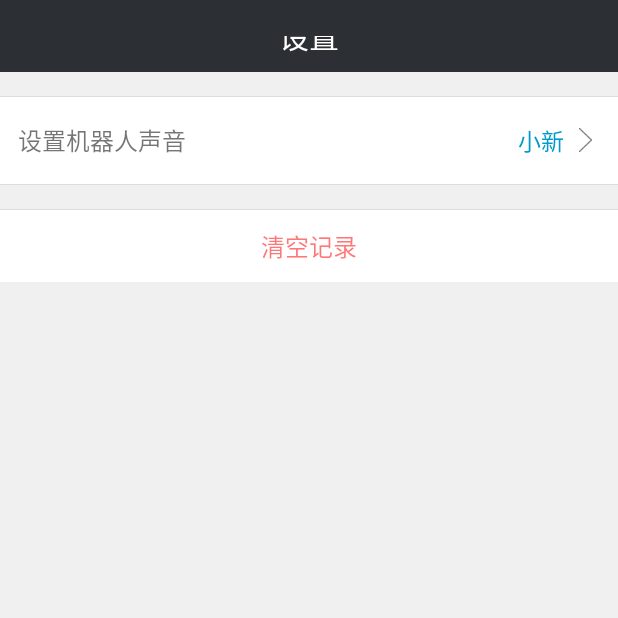
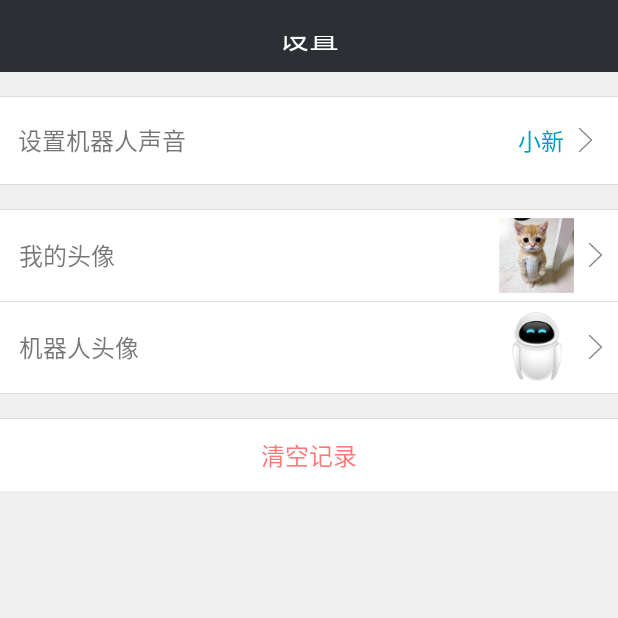
Before and after one commit to moonsharp/TalkRobot, an Android app: the screen it shows after launch (SettingActivity), after a tap on an icon or button, on a phone screen of 412 x 824 dp, the top half of it. Run offline under Robolectric (Android 15) with nearby library versions, the phone set to English and light mode, and no system bars; libraries missing offline, so code that uses them is left out: rx.android.schedulers, rx.schedulers; 1 statement that could not run was skipped.

Commit message:
增加聊天记录自动保存的功能

```diff
--- a/app/src/main/AndroidManifest.xml
+++ b/app/src/main/AndroidManifest.xml
@@ -29,7 +29,8 @@
         android:label="@string/app_name"
         android:supportsRtl="true"
         android:theme="@style/AppTheme">
-        <activity android:name=".ui.activity.TalkActivity">
+        <activity android:name=".ui.activity.TalkActivity"
+            android:windowSoftInputMode="stateHidden|stateAlwaysHidden">
             <intent-filter>
                 <action android:name="android.intent.action.MAIN" />
 
--- a/app/src/main/java/kk/qisheng/talkrobot/net/ExceptionEngine.java
+++ b/app/src/main/java/kk/qisheng/talkrobot/net/ExceptionEngine.java
@@ -31,7 +31,7 @@ public class ExceptionEngine {
 
         if (e instanceof UnknownHostException) {
             ex = new ApiException(e, ERROR.HTTP_ERROR);
-            ex.message = "你的网络开小差了，请检查一下...";  //网络错误
+            ex.message = "你的网络开小差了，检查一下吧...";  //网络错误
             return ex;
 
         } else if (e instanceof HttpException) {             //HTTP错误
@@ -47,7 +47,7 @@ public class ExceptionEngine {
                 case BAD_GATEWAY:
                 case SERVICE_UNAVAILABLE:
                 default:
-                    ex.message = "你的网络开小差了，请检查一下...";  //均视为网络错误
+                    ex.message = "你的网络开小差了，检查一下吧...";  //均视为网络错误
                     break;
             }
             return ex;
@@ -68,7 +68,7 @@ public class ExceptionEngine {
 
         } else if (e instanceof ConnectException) {
             ex = new ApiException(e, ERROR.NETWORD_ERROR);
-            ex.message = "你的网络开小差了，请检查一下...";  //连接失败
+            ex.message = "你的网络开小差了，检查一下吧...";  //连接失败
             return ex;
 
         } else {
--- a/app/src/main/java/kk/qisheng/talkrobot/net/RetrofitHelper.java
+++ b/app/src/main/java/kk/qisheng/talkrobot/net/RetrofitHelper.java
@@ -47,7 +47,7 @@ public class RetrofitHelper {
         if (mService == null) {
             new RetrofitHelper();
         }
-        return mService.getRobotResponse(AppConfig.JUHE_APP_KEY, info)
+        return mService.getRobotResponse(AppConfig.JUHE_APP_KEY,info)
                 .map(new ServerResponseFunc<JuheResult>())
                 .onErrorResumeNext(new HttpResponseFunc<JuheResult>());
     }
--- a/app/src/main/java/kk/qisheng/talkrobot/ui/MyApplication.java
+++ b/app/src/main/java/kk/qisheng/talkrobot/ui/MyApplication.java
@@ -1,18 +1,29 @@
 package kk.qisheng.talkrobot.ui;
 
 import android.app.Application;
+import android.content.Context;
 
 import com.iflytek.cloud.SpeechConstant;
 import com.iflytek.cloud.SpeechUtility;
+
+import kk.qisheng.talkrobot.db.GreenDaoManager;
 
 /**
  * Created by KkQisheng on 2017/1/13.
  */
 public class MyApplication extends Application {
 
+    public static Context context;
+
     @Override
     public void onCreate() {
         super.onCreate();
+        context = getApplicationContext();
         SpeechUtility.createUtility(getApplicationContext(), SpeechConstant.APPID + "=5878a903");
     }
+
+    public static Context getContext() {
+        return context;
+    }
+
 }
--- a/app/src/main/java/kk/qisheng/talkrobot/ui/activity/TalkActivity.java
+++ b/app/src/main/java/kk/qisheng/talkrobot/ui/activity/TalkActivity.java
@@ -1,5 +1,6 @@
 package kk.qisheng.talkrobot.ui.activity;
 
+import android.app.Activity;
 import android.content.Intent;
 import android.text.Editable;
 import android.text.TextUtils;
@@ -21,8 +22,9 @@ import java.util.Collections;
 import java.util.Comparator;
 
 import kk.qisheng.talkrobot.R;
-import kk.qisheng.talkrobot.bean.TalkMsg;
 import kk.qisheng.talkrobot.config.AppConfig;
+import kk.qisheng.talkrobot.db.DaoHelper;
+import kk.qisheng.talkrobot.db.TalkMsg;
 import kk.qisheng.talkrobot.mvp.contact.JuheContact;
 import kk.qisheng.talkrobot.mvp.presenter.JuhePresenter;
 import kk.qisheng.talkrobot.ui.adapter.TalkListAdapter;
@@ -42,25 +44,23 @@ public class TalkActivity extends BaseActivity implements View.OnClickListener,
 
     private TalkListAdapter mAdapter;
     private ArrayList<TalkMsg> mTalkList = new ArrayList<>();
+    private ArrayList<TalkMsg> mDbList = new ArrayList<>();
 
     private String mMyMsg;
     private long mFirstTime;
     private LoadingDialog mLoading;
     private JuhePresenter mPresenter;
+    private DaoHelper<TalkMsg> mDaoHelper;
 
     @Override
     public void setContentLayout() {
         setContentView(R.layout.activity_talk);
 
+        initView();
         initData();
-        initView();
-        setData();
         initPresenter();
     }
 
-    private void initData() {
-        mAdapter = new TalkListAdapter(this, mTalkList);
-    }
 
     private void initView() {
         mLoading = new LoadingDialog(this, "机器人思考中...");
@@ -74,13 +74,15 @@ public class TalkActivity extends BaseActivity implements View.OnClickListener,
         tvSend.setOnClickListener(this);
         ivSpeak.setOnClickListener(this);
         findViewById(R.id.iv_setting).setOnClickListener(this);
-
-//        InputMethodManager imm = (InputMethodManager) getSystemService(Context.INPUT_METHOD_SERVICE);
-//        imm.hideSoftInputFromWindow(getWindow().getDecorView().getWindowToken(), 0);
     }
 
-    private void setData() {
+    private void initData() {
+        mDaoHelper = new DaoHelper<>();
+        mDbList = (ArrayList<TalkMsg>) mDaoHelper.listAll(TalkMsg.class);
+        if (mDbList != null && mDbList.size() > 0) mTalkList = mDbList;
+        mAdapter = new TalkListAdapter(this, mTalkList);
         lvTalk.setAdapter(mAdapter);
+        notifyDataChange(mTalkList);
     }
 
     private void initPresenter() {
@@ -106,9 +108,18 @@ public class TalkActivity extends BaseActivity implements View.OnClickListener,
                 showSpeakDialog();
                 break;
             case R.id.iv_setting:
-                startActivity(new Intent(this, SettingActivity.class));
+                startActivityForResult(new Intent(this, SettingActivity.class), 0x001);
                 break;
 
+        }
+    }
+
+    @Override
+    protected void onActivityResult(int requestCode, int resultCode, Intent data) {
+        super.onActivityResult(requestCode, resultCode, data);
+        if (requestCode == 0x001 && resultCode == Activity.RESULT_OK) {
+            mTalkList = new ArrayList<>();
+            notifyDataChange(mTalkList);
         }
     }
 
@@ -168,7 +179,7 @@ public class TalkActivity extends BaseActivity implements View.OnClickListener,
 
         mTalkList.add(talkMsg);
         notifyDataChange(mTalkList);
-        lvTalk.setSelection(mTalkList.size() - 1);
+        mDaoHelper.insert(talkMsg);
     }
 
     private void notifyDataChange(ArrayList<TalkMsg> list) {
@@ -178,7 +189,11 @@ public class TalkActivity extends BaseActivity implements View.OnClickListener,
                 return lhs.getTime() - rhs.getTime();
             }
         });
-        mAdapter.notifyDataSetChanged();
+        LogUtils.d("notifyDataChange: " + mTalkList.size());
+        mAdapter.refreshData(list);
+        if (mTalkList.size() > 0) {
+            lvTalk.setSelection(mTalkList.size() - 1);
+        }
     }
 
 
--- a/app/src/main/java/kk/qisheng/talkrobot/ui/adapter/TalkListAdapter.java
+++ b/app/src/main/java/kk/qisheng/talkrobot/ui/adapter/TalkListAdapter.java
@@ -12,8 +12,8 @@ import android.widget.TextView;
 import java.util.ArrayList;
 
 import kk.qisheng.talkrobot.R;
-import kk.qisheng.talkrobot.bean.TalkMsg;
 import kk.qisheng.talkrobot.config.AppConfig;
+import kk.qisheng.talkrobot.db.TalkMsg;
 
 /**
  * Created by KkQisheng on 2017/1/13.
@@ -28,6 +28,11 @@ public class TalkListAdapter extends BaseAdapter {
         super();
         this.mContext = context;
         this.mData = list;
+    }
+
+    public void refreshData(ArrayList<TalkMsg> list) {
+        mData = list;
+        notifyDataSetChanged();
     }
 
     @Override
--- a/app/src/main/res/layout/activity_setting.xml
+++ b/app/src/main/res/layout/activity_setting.xml
@@ -51,6 +51,80 @@
 
     <include layout="@layout/include_common_line3" />
 
+    <RelativeLayout
+        android:id="@+id/rl_my_hdader"
+        android:layout_width="match_parent"
+        android:layout_height="wrap_content"
+        android:background="@drawable/selector_white_gray"
+        android:padding="5dp">
+
+        <TextView
+            android:layout_width="wrap_content"
+            android:layout_height="wrap_content"
+            android:layout_centerVertical="true"
+            android:paddingLeft="7dp"
+            android:text="我的头像"
+            android:textSize="16sp" />
+
+        <ImageView
+            android:id="@+id/iv_my_header"
+            android:layout_width="50dp"
+            android:layout_height="50dp"
+            android:layout_centerVertical="true"
+            android:layout_toLeftOf="@+id/iv_me_next"
+            android:src="@drawable/header_me" />
+
+        <ImageView
+            android:id="@+id/iv_me_next"
+            android:layout_width="wrap_content"
+            android:layout_height="wrap_content"
+            android:layout_alignParentRight="true"
+            android:layout_centerVertical="true"
+            android:paddingLeft="10dp"
+            android:paddingRight="5dp"
+            android:src="@drawable/arrow_next" />
+    </RelativeLayout>
+
+    <include layout="@layout/include_common_line" />
+
+    <RelativeLayout
+        android:id="@+id/rl_robot_hdader"
+        android:layout_width="match_parent"
+        android:layout_height="wrap_content"
+        android:background="@drawable/selector_white_gray"
+        android:padding="5dp">
+
+        <TextView
+            android:layout_width="wrap_content"
+            android:layout_height="wrap_content"
+            android:layout_centerVertical="true"
+            android:paddingLeft="7dp"
+            android:text="机器人头像"
+            android:textSize="16sp" />
+
+        <ImageView
+            android:id="@+id/iv_robot_header"
+            android:layout_width="50dp"
+            android:layout_height="50dp"
+            android:layout_centerVertical="true"
+            android:layout_toLeftOf="@+id/iv_robot_next"
+            android:src="@drawable/header_robot" />
+
+        <ImageView
+            android:id="@+id/iv_robot_next"
+            android:layout_width="wrap_content"
+            android:layout_height="wrap_content"
+            android:layout_alignParentRight="true"
+            android:layout_centerVertical="true"
+            android:paddingLeft="10dp"
+            android:paddingRight="5dp"
+            android:src="@drawable/arrow_next" />
+    </RelativeLayout>
+
+    <include layout="@layout/include_common_line" />
+
+
+    <include layout="@layout/include_common_line3" />
     <TextView
         android:id="@+id/tv_clear"
         android:layout_width="match_parent"
--- a/app/src/main/res/layout/activity_talk.xml
+++ b/app/src/main/res/layout/activity_talk.xml
@@ -82,7 +82,7 @@
     <ListView
         android:id="@+id/lv_talk"
         android:layout_width="match_parent"
-        android:layout_height="wrap_content"
+        android:layout_height="match_parent"
         android:layout_above="@id/ll_bottom"
         android:layout_below="@id/rl_title"
         android:divider="@null"
--- a/build.gradle
+++ b/build.gradle
@@ -7,6 +7,7 @@ buildscript {
     }
     dependencies {
         classpath 'com.android.tools.build:gradle:2.2.0'
+        classpath 'org.greenrobot:greendao-gradle-plugin:3.2.0'
 
         // NOTE: Do not place your application dependencies here; they belong
         // in the individual module build.gradle files
```
Also changed, not shown: app/build.gradle (+6 -1 lines), app/src/main/java/kk/qisheng/talkrobot/bean/TalkMsg.java (deleted, +0 -68 lines), app/src/main/java/kk/qisheng/talkrobot/db/DaoHelper.java (added, +23 -0 lines), app/src/main/java/kk/qisheng/talkrobot/db/DaoMaster.java (added, +96 -0 lines), app/src/main/java/kk/qisheng/talkrobot/db/DaoSession.java (added, +48 -0 lines), app/src/main/java/kk/qisheng/talkrobot/db/GreenDaoManager.java (added, +54 -0 lines), app/src/main/java/kk/qisheng/talkrobot/db/TalkMsg.java (added, +55 -0 lines), app/src/main/java/kk/qisheng/talkrobot/db/TalkMsgDao.java (added, +122 -0 lines), app/src/main/java/kk/qisheng/talkrobot/ui/activity/SettingActivity.java (+24 -0 lines), gradle/wrapper/gradle-wrapper.properties.
